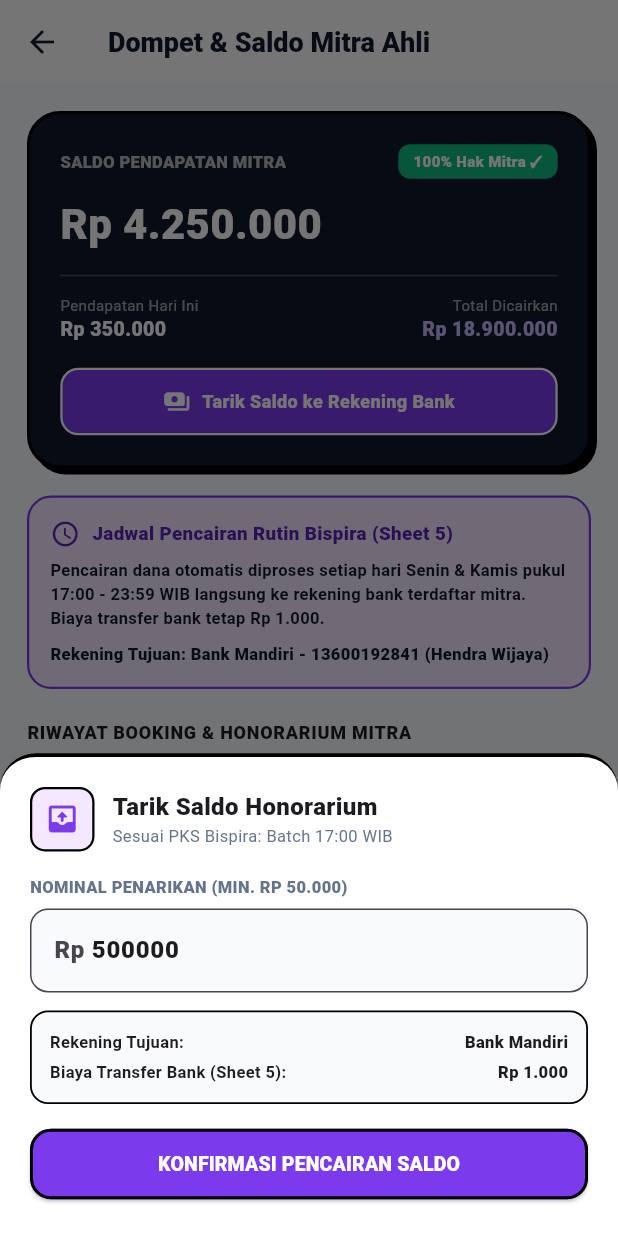
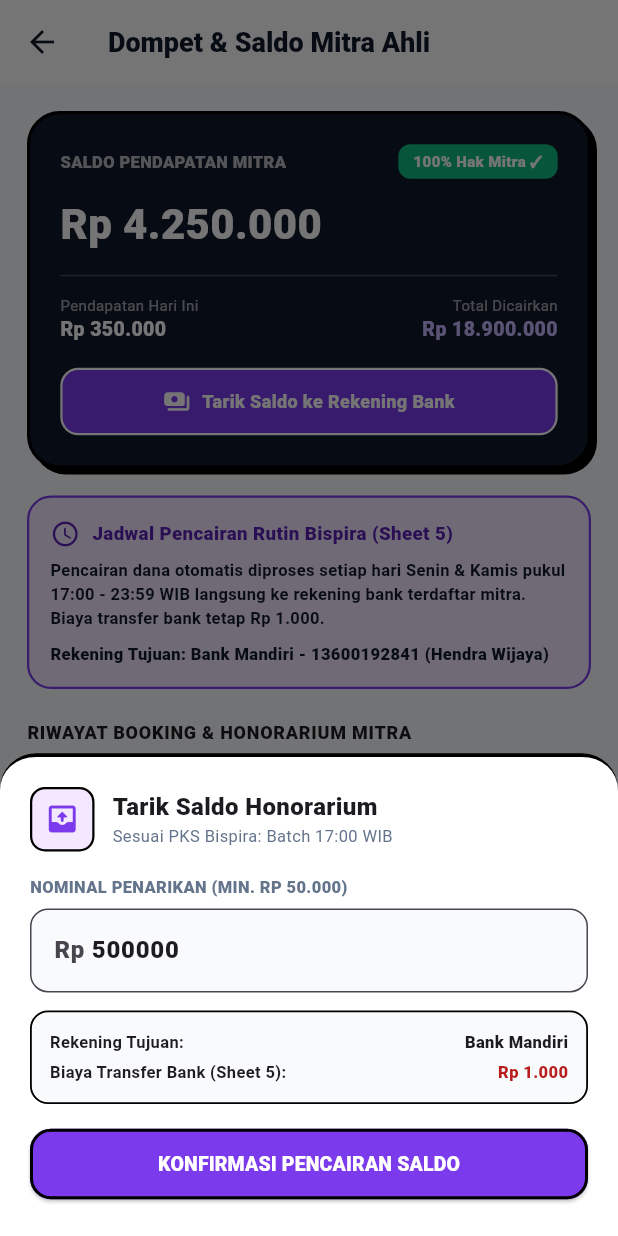
Before and after one commit to davyy1020/superapp, a Flutter app: the ExpertWalletScreen screen opened directly, after a tap on "Tarik Saldo ke Rekening Bank", on a phone screen of 412 x 824 dp. Run offline on Flutter 3.47's test engine with Material 3 defaults, Android fonts, the phone set to English and light mode, and no system bars; our stand-ins replace flutter_map, google_fonts, latlong2.

```diff
--- a/bispira_expert_app/lib/theme/neo_theme.dart
+++ b/bispira_expert_app/lib/theme/neo_theme.dart
@@ -17,6 +17,8 @@ class NeoColors {
   static const Color goldSoft = Color(0xFFFFF7D6);
   static const Color orange = Color(0xFFFF6B00);
   static const Color red = Color(0xFFEF4444);
+  static const Color redDark = Color(0xFFB91C1C);
+  static const Color redSoft = Color(0xFFFEE2E2);
 
   static const Color bg = Color(0xFFF8FAFC);
   static const Color surface = Colors.white;
```
Also changed, not shown: 1 other file.
